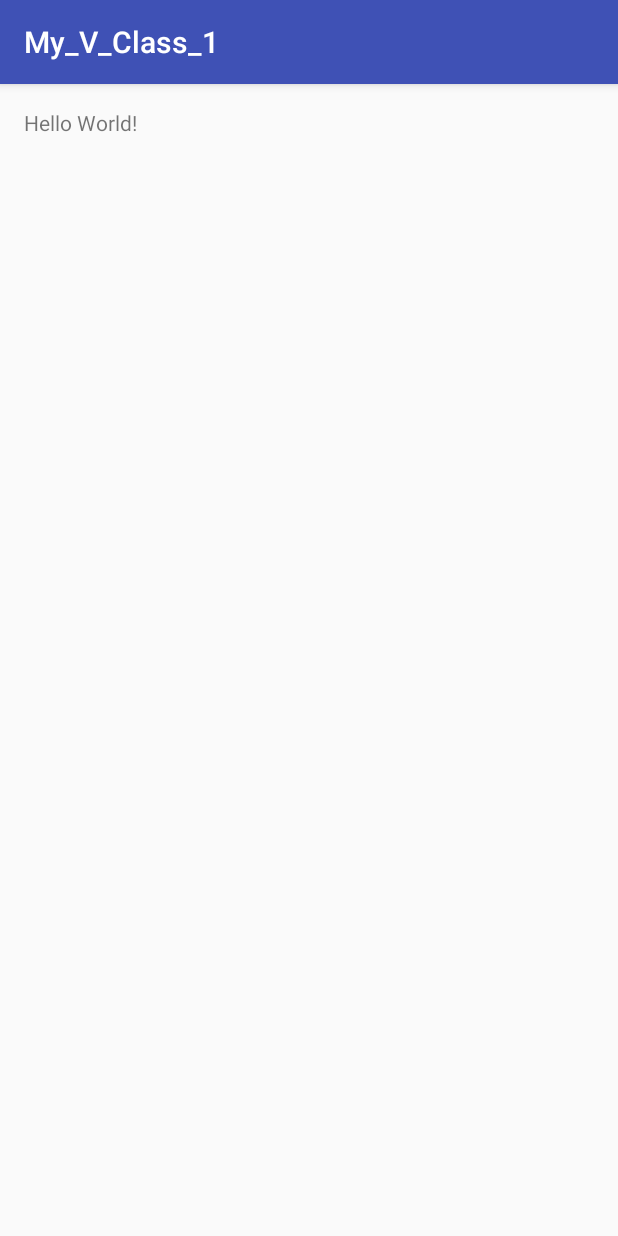
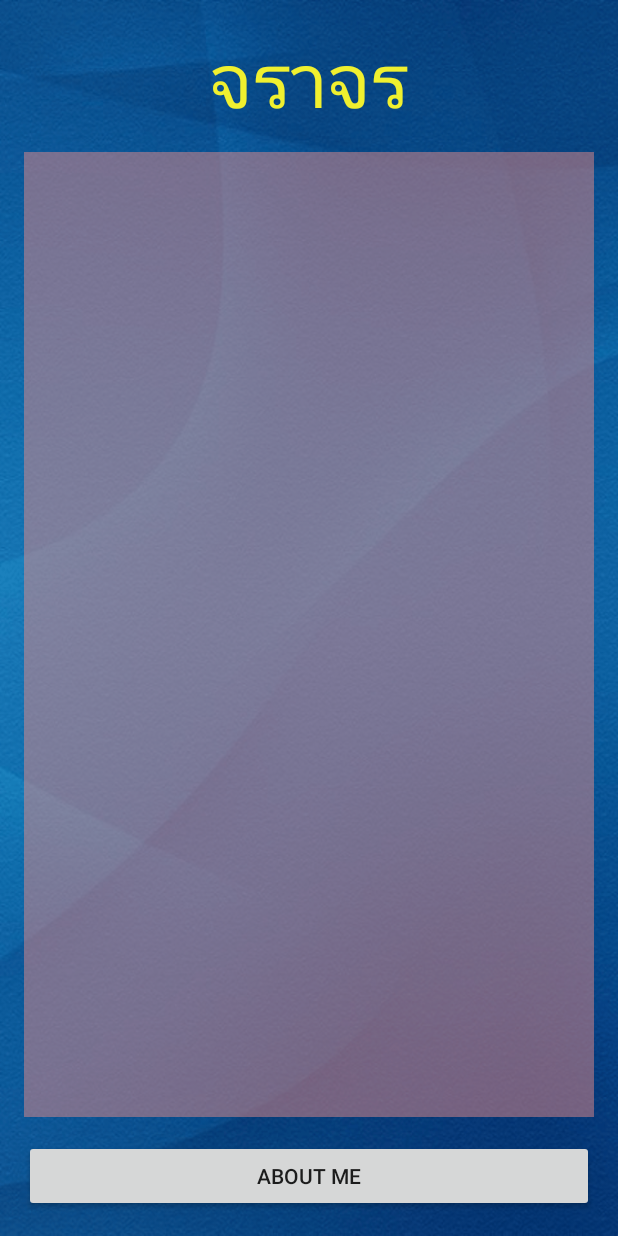
Before and after one commit to iamvut/My_V_Class_1, an Android app: the screen it shows after launch (MainActivity), on a phone screen of 412 x 824 dp. Run offline under Robolectric (Android 15) with nearby library versions, the light colour scheme and no system bars.

Commit message:
v_class_01_text_button_listview

```diff
--- a/app/src/main/res/layout/activity_main.xml
+++ b/app/src/main/res/layout/activity_main.xml
@@ -7,10 +7,34 @@
     android:paddingLeft="@dimen/activity_horizontal_margin"
     android:paddingRight="@dimen/activity_horizontal_margin"
     android:paddingTop="@dimen/activity_vertical_margin"
-    tools:context="com.kgamail.saravut.my_v_class_1.MainActivity">
+    tools:context="com.kgamail.saravut.my_v_class_1.MainActivity"
+    android:background="@drawable/bg7">
 
     <TextView
         android:layout_width="wrap_content"
         android:layout_height="wrap_content"
-        android:text="Hello World!" />
+        android:text="@string/title_main"
+        android:id="@+id/textView"
+        android:textSize="@dimen/h1"
+        android:layout_centerHorizontal="true"
+        android:textColor="@color/text" />
+
+    <Button
+        android:layout_width="match_parent"
+        android:layout_height="wrap_content"
+        android:text="About Me"
+        android:id="@+id/button"
+        android:layout_alignParentBottom="true"
+        android:layout_alignParentLeft="false"
+        android:layout_alignParentTop="false" />
+
+    <ListView
+        android:layout_width="wrap_content"
+        android:layout_height="wrap_content"
+        android:id="@+id/listView"
+        android:layout_below="@+id/textView"
+        android:layout_above="@+id/button"
+        android:layout_marginTop="15dp"
+        android:layout_marginBottom="15dp"
+        android:background="#82e28a8a" />
 </RelativeLayout>
--- a/app/src/main/res/values/colors.xml
+++ b/app/src/main/res/values/colors.xml
@@ -3,4 +3,8 @@
     <color name="colorPrimary">#3F51B5</color>
     <color name="colorPrimaryDark">#303F9F</color>
     <color name="colorAccent">#FF4081</color>
+
+    <color name="text">#f0f02f</color>
+
+
 </resources>
--- a/app/src/main/res/values/dimens.xml
+++ b/app/src/main/res/values/dimens.xml
@@ -2,4 +2,6 @@
     <!-- Default screen margins, per the Android Design guidelines. -->
     <dimen name="activity_horizontal_margin">16dp</dimen>
     <dimen name="activity_vertical_margin">16dp</dimen>
+    <dimen name="h1">50sp</dimen>
+    <dimen name="h2">20sp</dimen>
 </resources>
--- a/app/src/main/res/values/strings.xml
+++ b/app/src/main/res/values/strings.xml
@@ -1,3 +1,4 @@
 <resources>
     <string name="app_name">My_V_Class_1</string>
+    <string name="title_main">จราจร</string>
 </resources>
--- a/app/src/main/res/values/styles.xml
+++ b/app/src/main/res/values/styles.xml
@@ -1,7 +1,7 @@
 <resources>
 
     <!-- Base application theme. -->
-    <style name="AppTheme" parent="Theme.AppCompat.Light.DarkActionBar">
+    <style name="AppTheme" parent="Theme.AppCompat.Light.NoActionBar">
         <!-- Customize your theme here. -->
         <item name="colorPrimary">@color/colorPrimary</item>
         <item name="colorPrimaryDark">@color/colorPrimaryDark</item>
```
Also changed, not shown: app/src/main/res/drawable/bg7.png (added).
